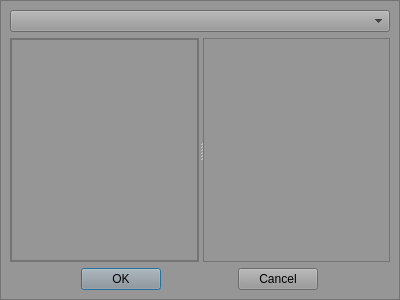
Before: the Qt Designer form widget/editor/qwmiconselector.ui in alleindrach/QWellMan, drawn with Qt 5.
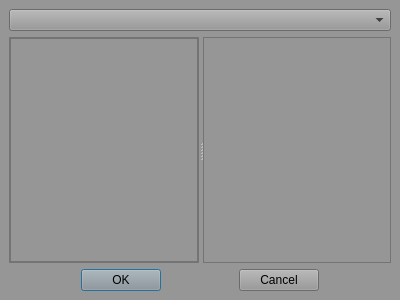
After: the same form once the commit is applied.

Patch:
```diff
--- a/widget/editor/qwmiconselector.ui
+++ b/widget/editor/qwmiconselector.ui
@@ -35,10 +35,13 @@
       <string notr="true">background-color: rgb(150,150,150);</string>
      </property>
      <property name="frameShape">
-      <enum>QFrame::StyledPanel</enum>
+      <enum>QFrame::NoFrame</enum>
      </property>
      <property name="frameShadow">
-      <enum>QFrame::Raised</enum>
+      <enum>QFrame::Plain</enum>
+     </property>
+     <property name="lineWidth">
+      <number>0</number>
      </property>
      <layout class="QGridLayout" name="gridLayout_3" rowstretch="1,10,1" rowminimumheight="1,10,1">
       <item row="0" column="0">
```
